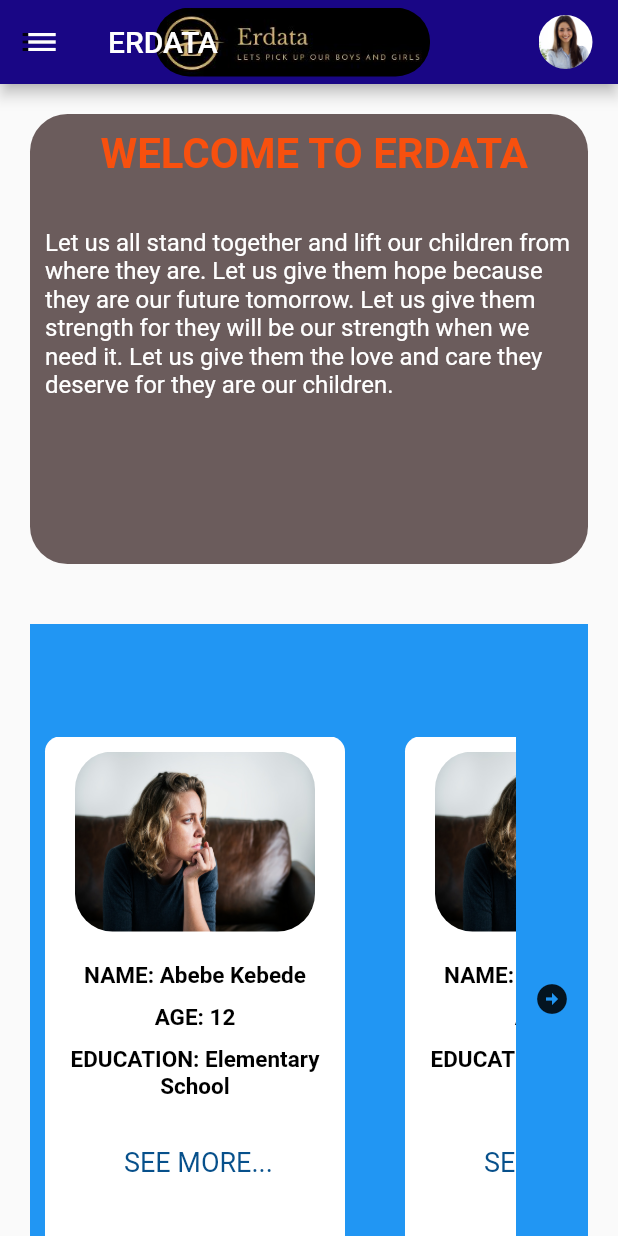
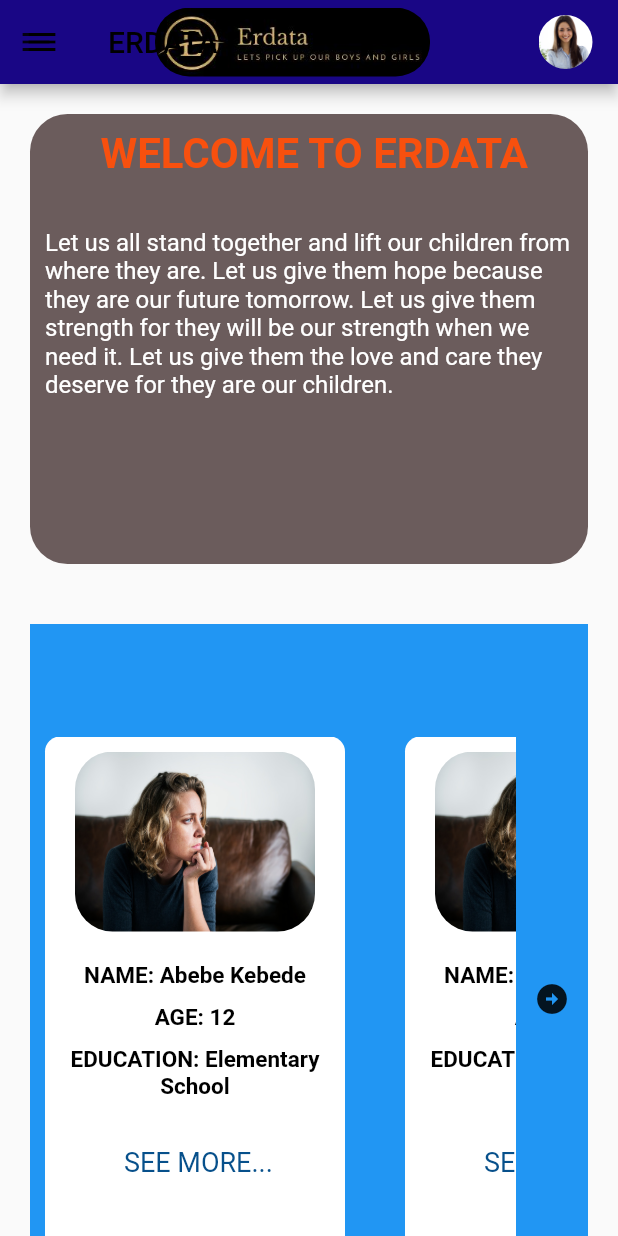
Before and after one commit to TesfayeAdugna/Erdata-App, a Flutter app: the screen it shows after launch, on a phone screen of 412 x 824 dp. Run offline on Flutter 3.47's test engine with Material 2 defaults, Android fonts, the phone set to English and light mode, and no system bars; our stand-ins replace dropdown_button2, equatable, flutter_bloc, go_router.

Commit message:
changes on main

```diff
--- a/frontend/lib/custom_widget/drawers.dart
+++ b/frontend/lib/custom_widget/drawers.dart
@@ -52,7 +52,7 @@ class DrawerExtends extends StatelessWidget {
             leading: Icon(Icons.money),
             title: Text("DONATE"),
             onTap: () {
-              context.go('/donate');
+              context.go('/donation');
             },
           ),
           ListTile(
@@ -88,7 +88,7 @@ class DrawerExtends extends StatelessWidget {
             leading: Icon(Icons.login),
             title: Text("LOG IN"),
             onTap: () {
-              context.go('/login.dart');
+              context.go('/login');
             },
           ),
         ],
--- a/frontend/lib/erdata/data_providers/data_provider.dart
+++ b/frontend/lib/erdata/data_providers/data_provider.dart
@@ -1,2 +1,3 @@
-export 'children_data_provider.dart';
+
 export 'suggestion_data_provider.dart';
+export 'children_local_provider.dart';
--- a/frontend/lib/erdata/repository/children_repository.dart
+++ b/frontend/lib/erdata/repository/children_repository.dart
@@ -1,9 +1,10 @@
-import '../data_providers/data_provider.dart';
-import '../data_providers/children_local_provider.dart';
+import 'package:sec_2/erdata/data_providers/data_provider.dart';
+
+
 import '../models/model.dart';
 
 class ChildrenRepository {
-  final ChildrenProvider childrenProvider;
+  ChildrenDataProvider childrenProvider;
   ChildrenRepository(this.childrenProvider);
 
   Future<Children> create(Children children) async {
--- a/frontend/lib/erdata/screens/children_list.dart
+++ b/frontend/lib/erdata/screens/children_list.dart
@@ -147,7 +147,7 @@ class ChildrenList extends StatelessWidget {
         ),
         floatingActionButton: FloatingActionButton(
             onPressed: () {
-              return context.goNamed("child_suggest");
+              return context.goNamed("child_suggestion");
             },
             child: Icon(Icons.add)),
 
--- a/frontend/lib/forms/login.dart
+++ b/frontend/lib/forms/login.dart
@@ -48,7 +48,7 @@ class _LoginScreenState extends State<LoginScreen> {
               color: Colors.teal.shade500,
             ),
             SizedBox(height: 260),
-            Footer(),
+
           ],
         ),
       ),
--- a/frontend/lib/main.dart
+++ b/frontend/lib/main.dart
@@ -1,24 +1,60 @@
-import 'package:sec_2/erdata/screens/screens.dart';
+import 'package:flutter_bloc/flutter_bloc.dart';
+import 'package:sec_2/erdata/blocs/blocs.dart';
+import './erdata/data_providers/data_provider.dart';
 import '../forms/forms.dart';
+import '../erdata/screens/screens.dart';
+import 'erdata/repository/children_repository.dart';
 import 'package:flutter/material.dart';
 import 'package:go_router/go_router.dart';
 import 'package:sec_2/home.dart';
+import 'theme.dart';
 
-void main() => runApp(profile());
 
-class profile extends StatelessWidget {
-  profile({Key? key}) : super(key: key);
+void main() {
+  final ChildrenRepository childrenRepository =
+      ChildrenRepository(ChildrenDataProvider());
+
+  BlocOverrides.runZoned(
+    () => runApp(
+      ErdataApp(childrenRepository: childrenRepository),
+    ),
+  );
+}
+
+class ErdataApp extends StatelessWidget {
+  final ChildrenRepository childrenRepository;
+
+  const ErdataApp({Key? key, required this.childrenRepository})
+      : super(key: key);
+
   @override
-  Widget build(BuildContext context) => MaterialApp.router(
+  Widget build(BuildContext context) {
+    return RepositoryProvider.value(
+      value: childrenRepository,
+      child: BlocProvider(
+        create: (context) =>
+            ChildrenBloc(childrenRepository: childrenRepository)
+              ..add(const ChildrenLoad()),
+        child: MaterialApp.router(
           routeInformationParser: _router.routeInformationParser,
           routerDelegate: _router.routerDelegate,
-        title: "ERDATA",
+          title: 'Course App',
+          theme: AppTheme.light(),
+        ),
+      ),
     );
+  }
+}
 
 final GoRouter _router = GoRouter(initialLocation: '/', routes: <GoRoute>[
   GoRoute(
+    name: 'home',
     path: '/',
-        builder: (BuildContext context, GoRouterState state) => HomePage()),
+    pageBuilder: (BuildContext context, state) => MaterialPage(
+      key: state.pageKey,
+      child: HomePage(),
+    ),
+  ),
   GoRoute(
     name: 'children_list',
     path: '/children_list',
@@ -28,35 +64,84 @@ class profile extends StatelessWidget {
     ),
   ),
   GoRoute(
-        name: 'user_register',
+    name: 'user_registration',
     path: '/user_registration',
-        builder: (BuildContext context, GoRouterState state) =>
-            UserRegistrationScreen()),
+    pageBuilder: (BuildContext context, state) => MaterialPage(
+      key: state.pageKey,
+      child: UserRegistrationScreen(),
+    ),
+  ),
   GoRoute(
     name: 'login',
-        path: '/login.dart',
-        builder: (BuildContext context, GoRouterState state) => LoginScreen()),
+    path: '/login',
+    pageBuilder: (BuildContext context, state) => MaterialPage(
+      key: state.pageKey,
+      child: LoginScreen(),
+    ),
+  ),
   GoRoute(
-        name: 'child_register',
-        path: '/children_registration',
-        builder: (BuildContext context, GoRouterState state) =>
-            ChildrenRegistrationScreen()),
+    name: 'child_registration',
+    path: '/child_registration',
+    pageBuilder: (BuildContext context, state) => MaterialPage(
+      key: state.pageKey,
+      child: ChildrenRegistrationScreen(),
+    ),
+  ),
   GoRoute(
-        name: 'child_suggest',
+    name: 'child_suggestion',
     path: '/child_suggestion',
-        builder: (BuildContext context, GoRouterState state) =>
-            ChildSuggestion()),
+    pageBuilder: (BuildContext context, state) => MaterialPage(
+      key: state.pageKey,
+      child: ChildSuggestion(),
+    ),
+  ),
   GoRoute(
-        name: 'donate',
-        path: '/donate',
-        builder: (BuildContext context, GoRouterState state) => Donate()),
+    name: 'donation',
+    path: '/donation',
+    pageBuilder: (BuildContext context, state) => MaterialPage(
+      key: state.pageKey,
+      child: Donate(),
+    ),
+  ),
+  // GoRoute(
+  //     name: 'children_detail',
+  //     path: '/children_detail',
+  //     pageBuilder: (BuildContext context, state) {
+  //       final Children children;
+  //       return MaterialPage(
+  //         key: state.pageKey,
+  //         child: Child_Detail(child: children),
+  //       );
+  //     }),
   GoRoute(
     name: 'about',
     path: '/about',
-        builder: (BuildContext context, GoRouterState state) => About()),
-    GoRoute(
-        name: 'child_detail',
-        path: '/child_detail',
-        builder: (BuildContext context, GoRouterState state) => Child_Detail(child:children))
+    pageBuilder: (BuildContext context, state) => MaterialPage(
+      key: state.pageKey,
+      child: About(),
+    ),
+  ),
 ]);
-}
+
+// Page<dynamic> _errorBuilder(BuildContext context, GoRouterState state) =>
+//     MaterialPage<ErrorPage>(
+//       key: state.pageKey,
+//       child: ErrorPage(error: '',),
+//     );
+
+// class ErrorPage extends StatelessWidget {
+//   final String error;
+//   ErrorPage({required this.error});
+
+//   @override
+//   Widget build(BuildContext context) {
+//     // TODO: implement build
+//     return Text("Some error");
+
+//   }
+// }
+
+// Future<ChildrenRepository> child(String? id) async{
+
+//   return ChildrenRepository(ChildrenDataProvider().fetchByid(id));
+// }
--- /dev/null
+++ b/frontend/lib/theme.dart
@@ -0,0 +1,45 @@
+import 'package:flutter/material.dart';
+// import 'package:google_fonts/google_fonts.dart';
+
+class AppTheme {
+  static ThemeData dark() {
+    return ThemeData(
+ brightness: Brightness.dark,
+ appBarTheme: AppBarTheme(
+ foregroundColor: Colors.white,
+ backgroundColor: Colors.grey[700],
+ ),
+ floatingActionButtonTheme: const
+FloatingActionButtonThemeData(
+ foregroundColor: Colors.white,
+ backgroundColor: Colors.green,
+ ),
+ bottomNavigationBarTheme: const
+BottomNavigationBarThemeData(
+  backgroundColor: Colors.grey,
+  unselectedItemColor: Colors.white,
+  selectedItemColor: Colors.amber,
+ ),
+
+ );
+ }
+ static ThemeData light() {
+    return ThemeData(
+ brightness: Brightness.light,
+ appBarTheme: AppBarTheme(
+ foregroundColor: Colors.black,
+ backgroundColor: Colors.grey[600],
+ ),
+ floatingActionButtonTheme: const
+FloatingActionButtonThemeData(
+ foregroundColor: Colors.white,
+ backgroundColor: Colors.amber,
+ ),
+ bottomNavigationBarTheme: const
+BottomNavigationBarThemeData(
+ selectedItemColor: Colors.amber,
+ ),
+
+ );
+ }
+}
```
Also changed, not shown: frontend/lib/erdata/data_providers/children_local_provider.dart (+6 -3 lines). Lines whose indentation alone changed are shown as unchanged.
